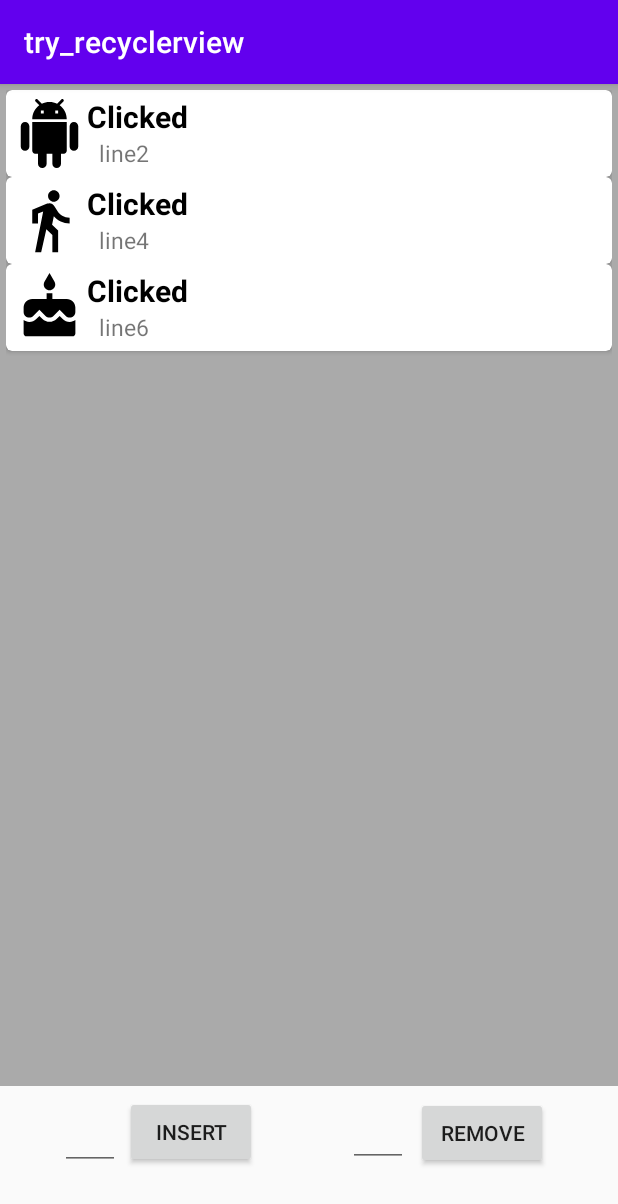
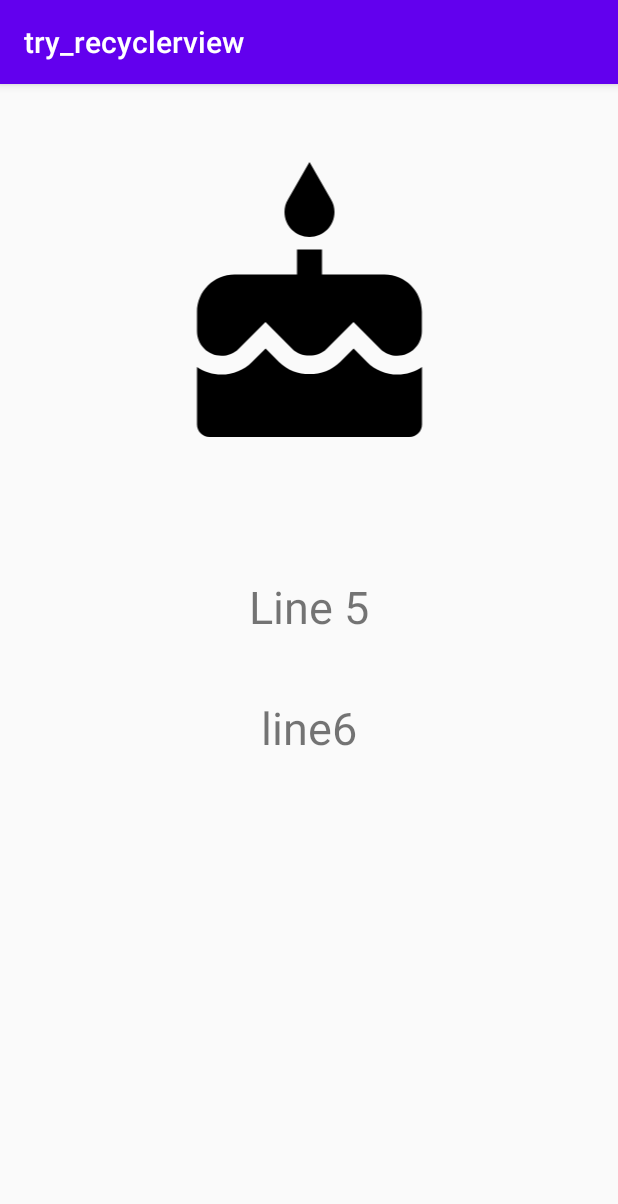
Before and after one commit to CesarDarryl/UTS_PemrogramanAndroid, an Android app: the screen it shows after launch (MainActivity before the commit, Activity2 after it), after a tap on "Line 5", on a phone screen of 412 x 824 dp. Shown: the top 1204 px of the screen. Run offline under Robolectric (Android 15) with nearby library versions, the phone set to English and light mode, and no system bars; 3 other taps on this screen came first.

Commit message:
Going on the same project now i've finished about the Parcelable to another Activity.
but i still configure how to adding a new item using a custom input .

```diff
--- a/try_recyclerview/app/src/main/AndroidManifest.xml
+++ b/try_recyclerview/app/src/main/AndroidManifest.xml
@@ -9,6 +9,7 @@
         android:roundIcon="@mipmap/ic_launcher_round"
         android:supportsRtl="true"
         android:theme="@style/AppTheme">
+        <activity android:name=".Activity2"></activity>
         <activity android:name=".MainActivity">
             <intent-filter>
                 <action android:name="android.intent.action.MAIN" />
--- /dev/null
+++ b/try_recyclerview/app/src/main/java/com/example/try_recyclerview/Activity2.java
@@ -0,0 +1,34 @@
+package com.example.try_recyclerview;
+
+import androidx.appcompat.app.AppCompatActivity;
+
+import android.content.Intent;
+import android.os.Bundle;
+import android.widget.ImageView;
+import android.widget.TextView;
+
+public class Activity2 extends AppCompatActivity {
+
+    @Override
+    protected void onCreate(Bundle savedInstanceState) {
+        super.onCreate(savedInstanceState);
+        setContentView(R.layout.activity_2);
+
+        Intent intent = getIntent();
+        ExampleItem exampleItem = intent.getParcelableExtra("Example Item");
+
+        //use the data
+        int imageRes = exampleItem.getmImageResource();
+        String line1 = exampleItem.getmText1();
+        String line2 = exampleItem.getmText2();
+
+        ImageView imagview = findViewById(R.id.image_activity2);
+        imagview.setImageResource(imageRes);
+
+        TextView textView1 = findViewById(R.id.text1_activity2);
+        textView1.setText(line1);
+
+        TextView textView2 = findViewById(R.id.text2_activity2);
+        textView2.setText(line2);
+    }
+}
--- a/try_recyclerview/app/src/main/java/com/example/try_recyclerview/ExampleItem.java
+++ b/try_recyclerview/app/src/main/java/com/example/try_recyclerview/ExampleItem.java
@@ -1,6 +1,9 @@
 package com.example.try_recyclerview;
 
-public class ExampleItem {
+import android.os.Parcel;
+import android.os.Parcelable;
+
+public class ExampleItem implements Parcelable {
     private int mImageResource;
     private String mText1;
     private String mText2;
@@ -12,11 +15,25 @@ public class ExampleItem {
         this.mText2 = mText2;
     }
 
-    public void changeText1(String text)
-    {
-        mText1 = text;
+    protected ExampleItem(Parcel in) {
+        mImageResource = in.readInt();
+        mText1 = in.readString();
+        mText2 = in.readString();
     }
 
+    public static final Creator<ExampleItem> CREATOR = new Creator<ExampleItem>() {
+        @Override
+        public ExampleItem createFromParcel(Parcel in) {
+            return new ExampleItem(in);
+        }
+
+        @Override
+        public ExampleItem[] newArray(int size) {
+            return new ExampleItem[size];
+        }
+    };
+
+    //SETTER GETTER
     public int getmImageResource() {
         return mImageResource;
     }
@@ -40,4 +57,16 @@ public class ExampleItem {
     public void setmText2(String mText2) {
         this.mText2 = mText2;
     }
+
+    @Override
+    public int describeContents() {
+        return 0;
+    }
+
+    @Override
+    public void writeToParcel(Parcel dest, int flags) {
+        dest.writeInt(mImageResource);
+        dest.writeString(mText1);
+        dest.writeString(mText2);
+    }
 }
--- a/try_recyclerview/app/src/main/java/com/example/try_recyclerview/MainActivity.java
+++ b/try_recyclerview/app/src/main/java/com/example/try_recyclerview/MainActivity.java
@@ -6,6 +6,7 @@ import androidx.recyclerview.widget.ItemTouchHelper;
 import androidx.recyclerview.widget.LinearLayoutManager;
 import androidx.recyclerview.widget.RecyclerView;
 
+import android.content.Intent;
 import android.os.Bundle;
 import android.view.View;
 import android.widget.Button;
@@ -22,9 +23,8 @@ public class MainActivity extends AppCompatActivity {
     private RecyclerView.LayoutManager mLayourManager; //Responsible align single item
 
     private Button buttonInsert;
-    private Button buttonRemove;
     private EditText ediTextInsert;
-    private EditText editTextRemove;
+
 
     @Override
     protected void onCreate(Bundle savedInstanceState) {
@@ -36,29 +36,22 @@ public class MainActivity extends AppCompatActivity {
 
         //BINDING
         buttonInsert = findViewById(R.id.button_insert);
-        buttonRemove = findViewById(R.id.button_remove);
-        ediTextInsert = findViewById(R.id.edittext_insert);
-        editTextRemove = findViewById(R.id.edittext_remove);
 
         //onClickListener
         buttonInsert.setOnClickListener(new View.OnClickListener() {
             @Override
             public void onClick(View v) {
                 //Here to get the position
-                int position = Integer.parseInt(ediTextInsert.getText().toString());
+//                int position = Integer.parseInt(ediTextInsert.getText().toString());
+                int position = 0;
                 //its Insert item
                 insertItem(position);
+
+                //this onClick is for adding the new Item. using setter getter from the Item
+                //TODO :
             }
         });
 
-        buttonRemove.setOnClickListener(new View.OnClickListener() {
-            @Override
-            public void onClick(View v) {
-                int position = Integer.parseInt(editTextRemove.getText().toString());
-                //its Remove
-                removeItem(position);
-            }
-        });
         ItemTouchHelper.SimpleCallback simpleItemTouchCallback  = new ItemTouchHelper.SimpleCallback(0, ItemTouchHelper.LEFT | ItemTouchHelper.RIGHT)  {
             @Override
             public boolean onMove(@NonNull RecyclerView recyclerView, @NonNull RecyclerView.ViewHolder viewHolder, @NonNull RecyclerView.ViewHolder target) {
@@ -72,6 +65,8 @@ public class MainActivity extends AppCompatActivity {
                 removeItem(position);
             }
         };
+        ItemTouchHelper itemTouchHelper = new ItemTouchHelper(simpleItemTouchCallback);
+        itemTouchHelper.attachToRecyclerView(mRecyclerView);
     }
 
     public void insertItem(int position)
@@ -81,6 +76,8 @@ public class MainActivity extends AppCompatActivity {
         //Berhubung ngambil Gambar, jadi di tambahkan gambar yg di ingin kan
         mExampleList.add(position, new ExampleItem(R.drawable.ic_android,"New Item At Position"+position, "This is line 2"));
         mAdapter.notifyItemInserted(position);
+
+        //TODO : Inserting item Should open another Activity then pharsing the data
     }
     public void removeItem(int position)
     {
@@ -88,11 +85,12 @@ public class MainActivity extends AppCompatActivity {
         mAdapter.notifyItemRemoved(position);
     }
 
-    public void changeItem(int position, String text)
-    {
-        mExampleList.get(position).changeText1(text);
-        mAdapter.notifyItemChanged(position);
-    }
+    //when clicked the item .
+//    public void changeItem(int position, String text)
+//    {
+//        mExampleList.get(position).changeText1(text);
+//        mAdapter.notifyItemChanged(position);
+//    }
 
     public void createExampleList(){
         mExampleList =  new ArrayList<>();
@@ -114,7 +112,11 @@ public class MainActivity extends AppCompatActivity {
         mAdapter.setOnItemClickListener(new ExampleAdapter.onItemClickListener() {
             @Override
             public void onItemClick(int position) {
-                changeItem(position,"Clicked");
+                //this when your Clicked the item. it should open New Intent
+                Intent intent = new Intent(MainActivity.this,Activity2.class);
+                intent.putExtra("Example Item",mExampleList.get(position));
+                startActivity(intent);
+                //it should open The Acivity but with the value of deafult from the item
             }
         });
     }
--- /dev/null
+++ b/try_recyclerview/app/src/main/res/layout/activity_2.xml
@@ -0,0 +1,46 @@
+<?xml version="1.0" encoding="utf-8"?>
+<androidx.constraintlayout.widget.ConstraintLayout xmlns:android="http://schemas.android.com/apk/res/android"
+    xmlns:app="http://schemas.android.com/apk/res-auto"
+    xmlns:tools="http://schemas.android.com/tools"
+    android:id="@+id/linearLayout"
+    android:layout_width="match_parent"
+    android:layout_height="match_parent"
+    tools:context=".Activity2">
+
+    <TextView
+        android:id="@+id/text1_activity2"
+        android:layout_width="wrap_content"
+        android:layout_height="wrap_content"
+        android:layout_marginTop="76dp"
+        android:hint="ini text1 Activity2"
+        android:textSize="30sp"
+        android:gravity="center"
+        android:textAlignment="center"
+        app:layout_constraintEnd_toEndOf="parent"
+        app:layout_constraintStart_toStartOf="parent"
+        app:layout_constraintTop_toBottomOf="@+id/image_activity2" />
+
+    <TextView
+        android:id="@+id/text2_activity2"
+        android:layout_width="wrap_content"
+        android:layout_height="wrap_content"
+        android:layout_marginTop="40dp"
+        android:hint="ini text2 Activity2"
+        android:textSize="30sp"
+        android:textAlignment="center"
+        app:layout_constraintEnd_toEndOf="@+id/text1_activity2"
+        app:layout_constraintHorizontal_bias="0.0"
+        android:gravity="center"
+        app:layout_constraintStart_toStartOf="@+id/text1_activity2"
+        app:layout_constraintTop_toBottomOf="@+id/text1_activity2" />
+
+    <ImageView
+        android:id="@+id/image_activity2"
+        android:layout_width="255dp"
+        android:layout_height="200dp"
+        android:layout_marginTop="52dp"
+        app:layout_constraintEnd_toEndOf="parent"
+        app:layout_constraintStart_toStartOf="parent"
+        app:layout_constraintTop_toTopOf="parent" />
+
+</androidx.constraintlayout.widget.ConstraintLayout>
--- a/try_recyclerview/app/src/main/res/layout/activity_main.xml
+++ b/try_recyclerview/app/src/main/res/layout/activity_main.xml
@@ -10,50 +10,27 @@
         android:id="@+id/recyclerview"
         android:layout_width="match_parent"
         android:layout_height="match_parent"
+        android:layout_alignParentStart="true"
+        android:layout_alignParentTop="true"
+        android:layout_alignParentEnd="true"
+        android:layout_alignParentBottom="true"
+        android:layout_marginStart="0dp"
+        android:layout_marginTop="0dp"
+        android:layout_marginEnd="0dp"
+        android:layout_marginBottom="100dp"
+        android:background="@android:color/darker_gray"
         android:padding="4dp"
-        android:background="@android:color/darker_gray"
-        android:scrollbars="vertical"
-        android:layout_marginBottom="100dp"
-        />
+        android:scrollbars="vertical" />
 
     <Button
         android:id="@+id/button_insert"
         android:layout_width="wrap_content"
         android:layout_height="wrap_content"
-        android:layout_alignBottom="@+id/edittext_insert"
-        android:layout_marginStart="3dp"
-        android:layout_marginBottom="1dp"
-        android:layout_toEndOf="@+id/edittext_insert"
+        android:layout_alignBottom="@+id/recyclerview"
+        android:layout_alignParentStart="true"
+        android:layout_marginStart="163dp"
+        android:layout_marginBottom="-69dp"
         android:text="Insert" />
 
-    <EditText
-        android:id="@+id/edittext_insert"
-        android:layout_width="40dp"
-        android:layout_height="wrap_content"
-        android:layout_alignParentStart="true"
-        android:layout_alignParentBottom="true"
-        android:layout_marginStart="40dp"
-        android:layout_marginBottom="44dp"
-        android:inputType="number"/>
-
-    <Button
-        android:id="@+id/button_remove"
-        android:layout_width="wrap_content"
-        android:layout_height="wrap_content"
-        android:layout_alignBottom="@+id/edittext_remove"
-        android:layout_marginStart="5dp"
-        android:layout_marginBottom="-1dp"
-        android:layout_toEndOf="@+id/edittext_remove"
-        android:text="remove" />
-
-    <EditText
-        android:id="@+id/edittext_remove"
-        android:layout_width="40dp"
-        android:layout_height="wrap_content"
-        android:layout_alignParentStart="true"
-        android:layout_alignParentBottom="true"
-        android:layout_marginStart="232dp"
-        android:layout_marginBottom="46dp"
-        android:inputType="number"/>
 
 </RelativeLayout>
--- a/try_recyclerview/app/src/main/res/layout/example_item.xml
+++ b/try_recyclerview/app/src/main/res/layout/example_item.xml
@@ -3,7 +3,8 @@
     android:layout_width="match_parent"
     android:layout_height="wrap_content"
     xmlns:app="http://schemas.android.com/apk/res-auto"
-    app:cardCornerRadius="4dp">
+    app:cardCornerRadius="4dp"
+    android:layout_marginBottom="5dp">
 
     <RelativeLayout
         android:layout_width="match_parent"
```
